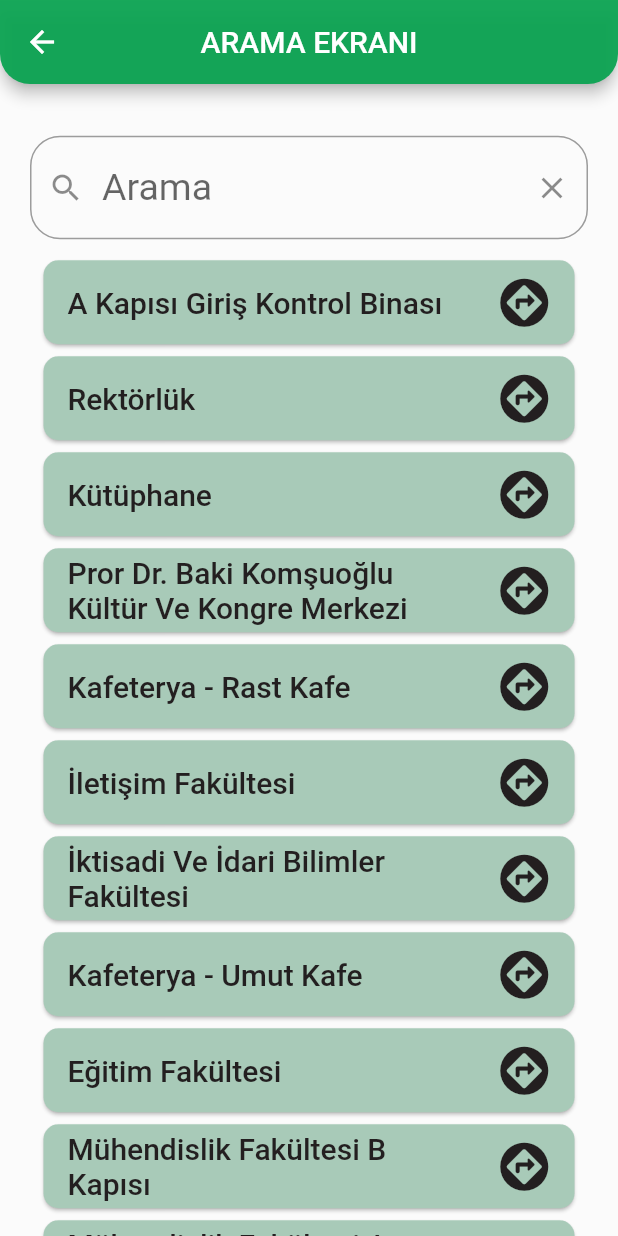
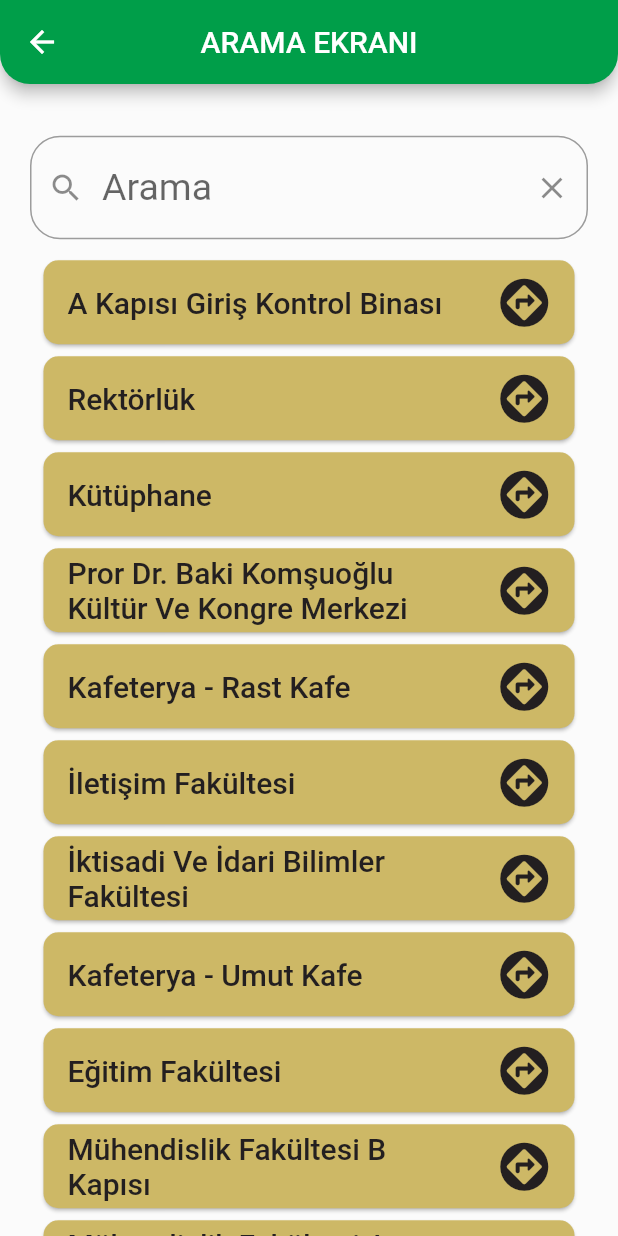
Before and after one commit to AlperenImam0glu/Kou-Navigation-project, a Flutter app: the screen it shows after launch, after a tap on "ARAMA YAPMAK İÇİN DOKUNUN", on a phone screen of 412 x 824 dp. Run offline on Flutter 3.47's test engine with Material 2 defaults, Android fonts, the phone set to English and light mode, and no system bars; our stand-ins replace google_maps_flutter, location; missing offline and left inert: flutter_polyline_points.

Commit message:
küçük ekranlara uygun hale getirmek için kodlar düzenlendiyor

```diff
--- a/lib/theme/light_theme.dart
+++ b/lib/theme/light_theme.dart
@@ -17,13 +17,13 @@ class LighTheme {
       ),
       scaffoldBackgroundColor: Color(0xFFfbfbfb),
       floatingActionButtonTheme: const FloatingActionButtonThemeData(
-          backgroundColor: Color(0xFF0aa351)),
+          backgroundColor: Color(0xFF009e49)),
       buttonTheme: ButtonThemeData(
         colorScheme: ColorScheme.light(
-            onPrimary: Color(0xFF0aa351), onSecondary: _lightColor.blueMenia),
+            onPrimary: Color(0xFF009e49), onSecondary: _lightColor.blueMenia),
       ),
       colorScheme: const ColorScheme.light(
-        primary: Color(0xFF00aa351),
+        primary: Color(0xFF009e49),
       ),
       textTheme: ThemeData.light().textTheme.copyWith(
             subtitle1: TextStyle(fontSize: 25, color: _lightColor._textColor),
@@ -36,4 +36,6 @@ class _LightColor {
   final Color _textColor = Color.fromARGB(255, 0, 0, 0);
   final Color blueMenia = const Color.fromARGB(95, 188, 248, 1);
   //static Color kouGreen = const Color(0xFF0aa351);
+  //0xFF009e49
+  //0xFFcdb866
 }
--- a/lib/views/map_view.dart
+++ b/lib/views/map_view.dart
@@ -149,7 +149,9 @@ class MapViewState extends State<MapView> {
         startPoint =
             LatLng(currentLocations!.latitude!, currentLocations!.longitude!);
         finishPoint = LatLng(locationModel.lat!, locationModel.lng!);
-        getPolyPoints();
+        if (currentLocations != null) {
+          getPolyPoints();
+        }
         _controller.complete(controller);
       },
       markers: _createMarker(),
--- a/lib/views/search_page_view.dart
+++ b/lib/views/search_page_view.dart
@@ -14,9 +14,7 @@ class SearchPageView extends StatefulWidget {
 class _SearchPageViewState extends State<SearchPageView> {
   static List<Locations>? locationList = [];
   static List<Locations>? searchList = [];
-
   var textFieldController = TextEditingController();
-
   final String appBarTitleText = "ARAMA EKRANI";
   final String aletDialogTextTitle = "Seçilen Lokasyon";
   final String alertDialogAccept = "Konumu Göster";
@@ -131,7 +129,7 @@ class _SearchPageViewState extends State<SearchPageView> {
         return Card(
           shape: RoundedRectangleBorder(
               borderRadius: BorderRadius.circular(projectBorderRadius / 2)),
-          color: Color.fromARGB(255, 168, 202, 184),
+          color: Color(0xFFcdb866),
           child: ListTile(
             trailing: Icon(
               Icons.assistant_direction_rounded,
--- a/lib/views/welcome_page.dart
+++ b/lib/views/welcome_page.dart
@@ -29,7 +29,6 @@ class _WelcomePageViewState extends State<WelcomePageView> {
   @override
   void initState() {
     super.initState();
-    //WelcomePageModels().models();
   }
 
   @override
@@ -48,8 +47,8 @@ class _WelcomePageViewState extends State<WelcomePageView> {
           child: Column(
             mainAxisAlignment: MainAxisAlignment.center,
             children: [
-              SizedBox(height: sizedBoxHeight),
-              Expanded(child: Image.asset(kouLogoPath)),
+              Expanded(flex: 1, child: SizedBox()),
+              Expanded(flex: 2, child: Image.asset(kouLogoPath)),
               SizedBox(height: sizedBoxHeight),
               Padding(
                 padding: EdgeInsets.symmetric(horizontal: projectPadding),
@@ -60,7 +59,7 @@ class _WelcomePageViewState extends State<WelcomePageView> {
                 ),
               ),
               Expanded(
-                flex: 2,
+                flex: 4,
                 child: Column(
                   children: [
                     SizedBox(
```
